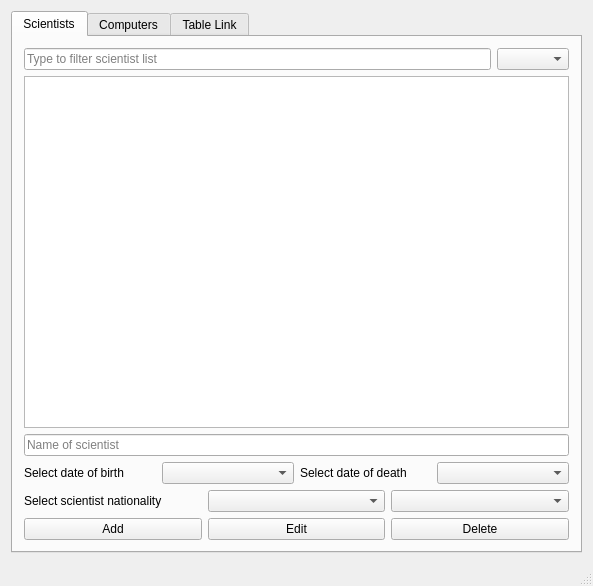
This is mainwindow.ui in marin16/Skil3 as Qt 5 draws it before an edit. The edited form follows.
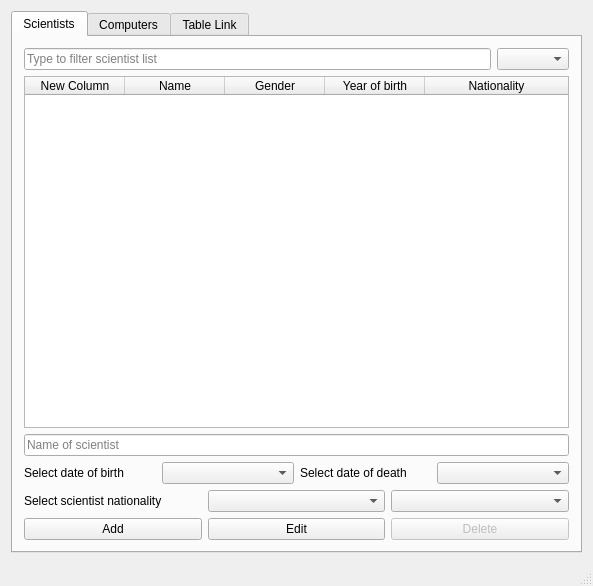
This is the edited form. The open tabs and pages were chosen to show the change.

Commit message: changed listWidget to tableWidget and added columns and rows to tableWidget

What changed in the file:
```diff
--- a/mainwindow.ui
+++ b/mainwindow.ui
@@ -44,7 +44,36 @@
          </layout>
         </item>
         <item>
-         <widget class="QListWidget" name="listScientist"/>
+         <widget class="QTableWidget" name="tableScientist">
+          <attribute name="horizontalHeaderStretchLastSection">
+           <bool>true</bool>
+          </attribute>
+          <column>
+           <property name="text">
+            <string>New Column</string>
+           </property>
+          </column>
+          <column>
+           <property name="text">
+            <string>Name</string>
+           </property>
+          </column>
+          <column>
+           <property name="text">
+            <string>Gender</string>
+           </property>
+          </column>
+          <column>
+           <property name="text">
+            <string>Year of birth</string>
+           </property>
+          </column>
+          <column>
+           <property name="text">
+            <string>Nationality</string>
+           </property>
+          </column>
+         </widget>
         </item>
         <item>
          <layout class="QHBoxLayout" name="nameScientist">
@@ -138,6 +167,9 @@
           </item>
           <item>
            <widget class="QPushButton" name="deleteScientist">
+            <property name="enabled">
+             <bool>false</bool>
+            </property>
             <property name="text">
              <string>Delete</string>
             </property>
```
Left out of the diff: 31 changed lines with no effect on the pictures. The commit also changes 2 other files.
